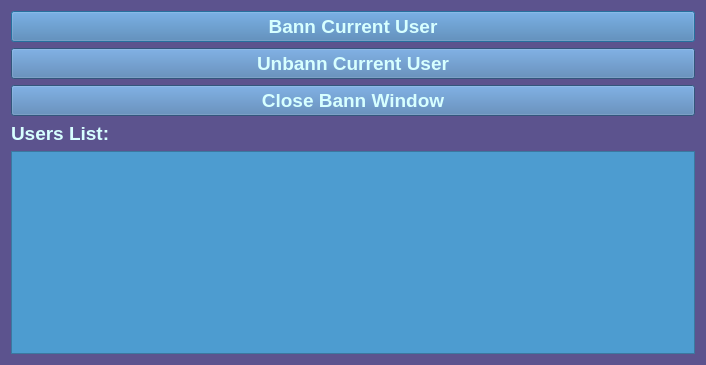
Before: the Qt Designer form Server/bannwindow.ui in GrimFoxRF/Qt_Chat, drawn with Qt 5.
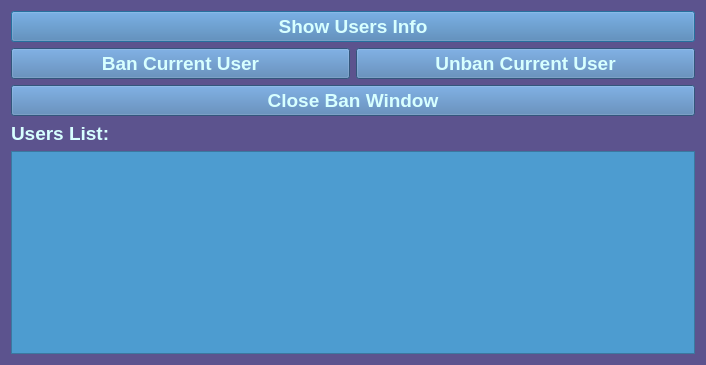
After: the same form once the commit is applied.

Patch:
```diff
--- a/Server/bannwindow.ui
+++ b/Server/bannwindow.ui
@@ -16,12 +16,29 @@
   <property name="styleSheet">
    <string notr="true">background-color: rgb(92,83,142);</string>
   </property>
-  <layout class="QVBoxLayout" name="verticalLayout_3">
-   <item>
     <layout class="QVBoxLayout" name="verticalLayout_2">
      <item>
       <layout class="QVBoxLayout" name="verticalLayout">
        <item>
+      <widget class="QPushButton" name="showUsersInfoButton">
+       <property name="font">
+        <font>
+         <pointsize>14</pointsize>
+         <bold>true</bold>
+        </font>
+       </property>
+       <property name="styleSheet">
+        <string notr="true">color: rgb(215,255,255);
+background-color: rgb(72,120,174);</string>
+       </property>
+       <property name="text">
+        <string>Show Users Info</string>
+       </property>
+      </widget>
+     </item>
+     <item>
+      <layout class="QHBoxLayout" name="horizontalLayout">
+       <item>
         <widget class="QPushButton" name="bannCurrentUserButton">
          <property name="font">
           <font>
@@ -34,7 +51,7 @@
 background-color: rgb(72,120,174);</string>
          </property>
          <property name="text">
-          <string>Bann Current User</string>
+          <string>Ban Current User</string>
          </property>
         </widget>
        </item>
@@ -51,9 +68,11 @@
 background-color: rgb(72,120,174);</string>
          </property>
          <property name="text">
-          <string>Unbann Current User</string>
+          <string>Unban Current User</string>
          </property>
         </widget>
+       </item>
+      </layout>
        </item>
        <item>
         <widget class="QPushButton" name="closeBunnWindowButton">
@@ -68,7 +87,7 @@
 background-color: rgb(72,120,174);</string>
          </property>
          <property name="text">
-          <string>Close Bann Window</string>
+        <string>Close Ban Window</string>
          </property>
         </widget>
        </item>
@@ -105,8 +124,6 @@
         <string notr="true">background-color: rgb(77,156,208);</string>
        </property>
       </widget>
-     </item>
-    </layout>
    </item>
   </layout>
  </widget>
```
Lines whose indentation alone changed are shown as unchanged.
